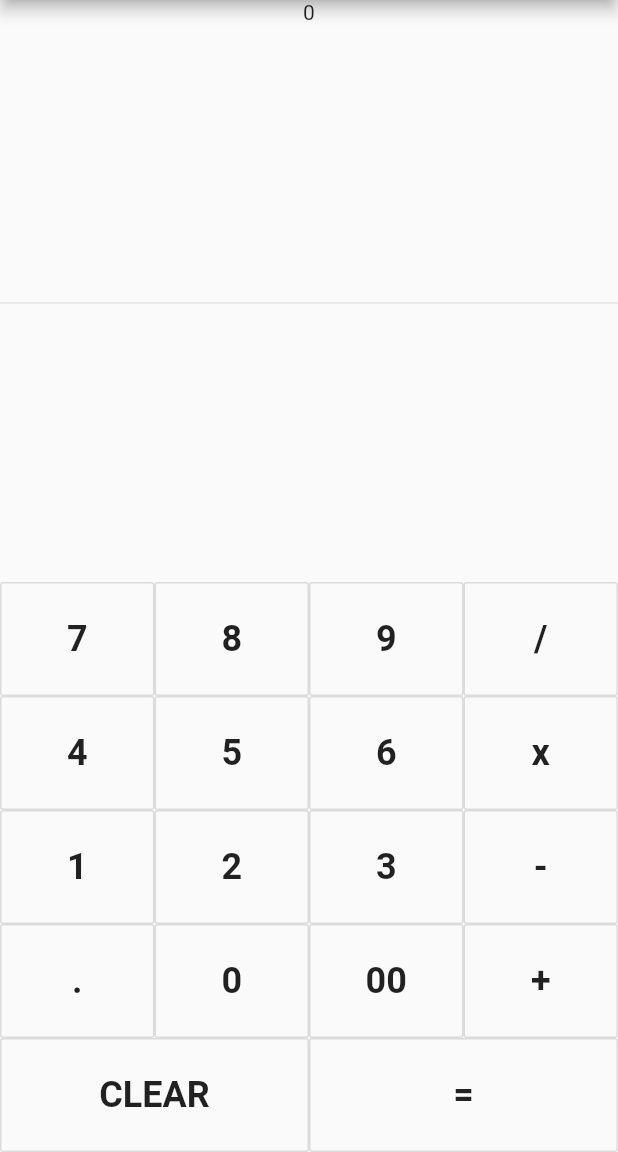
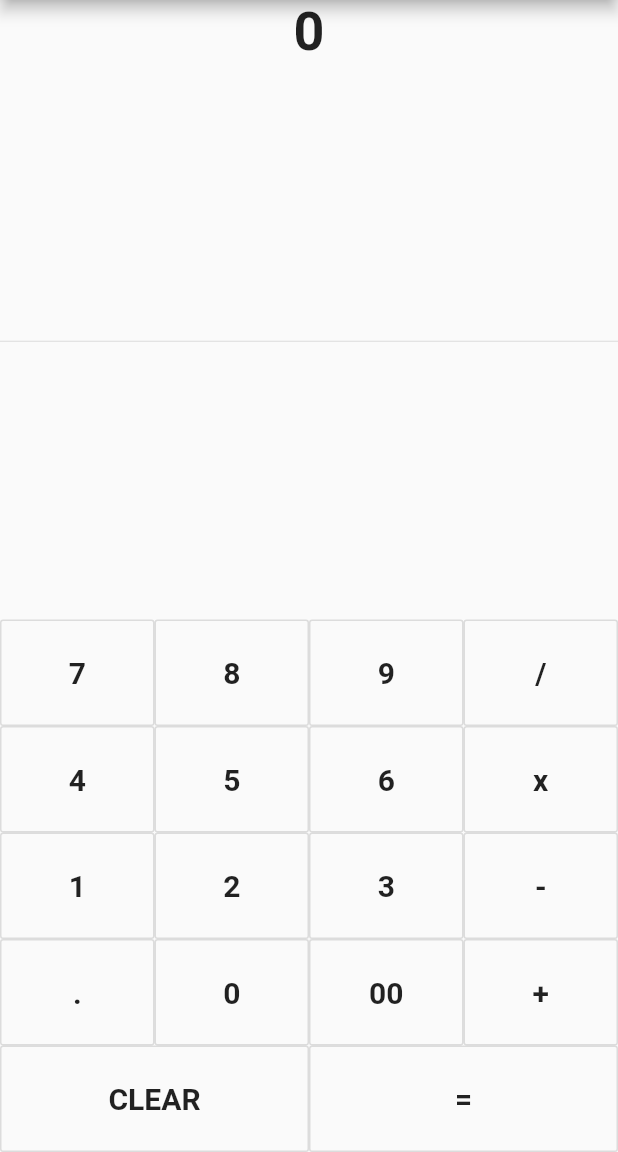
Before and after one commit to fahimulshimul/flutter_calculator, a Flutter app: the screen it shows after launch, on a phone screen of 412 x 824 dp, the part 84-1236 px from its top. Run offline on Flutter 3.47's test engine with Material 2 defaults, Android fonts, the phone set to English and light mode, and no system bars.

Commit message:
create displaying text container

```diff
--- a/lib/main.dart
+++ b/lib/main.dart
@@ -33,7 +33,7 @@ class _MyHomePageState extends State<MyHomePage> {
         padding: new EdgeInsets.all(24.0),
         child: new Text(
           buttonText,
-          style: TextStyle(fontSize: 24.0, fontWeight: FontWeight.bold),
+          style: TextStyle(fontSize: 20.0, fontWeight: FontWeight.bold),
         ),
         onPressed: () => {},
       ),
@@ -49,7 +49,11 @@ class _MyHomePageState extends State<MyHomePage> {
       body: new Container(
         child: new Column(
           children: <Widget>[
-            new Text("0"),
+            new Container(
+                child: new Text(
+              "0",
+              style: new TextStyle(fontSize: 36.0, fontWeight: FontWeight.bold),
+            )),
             new Expanded(
               child: new Divider(),
             ),
```
